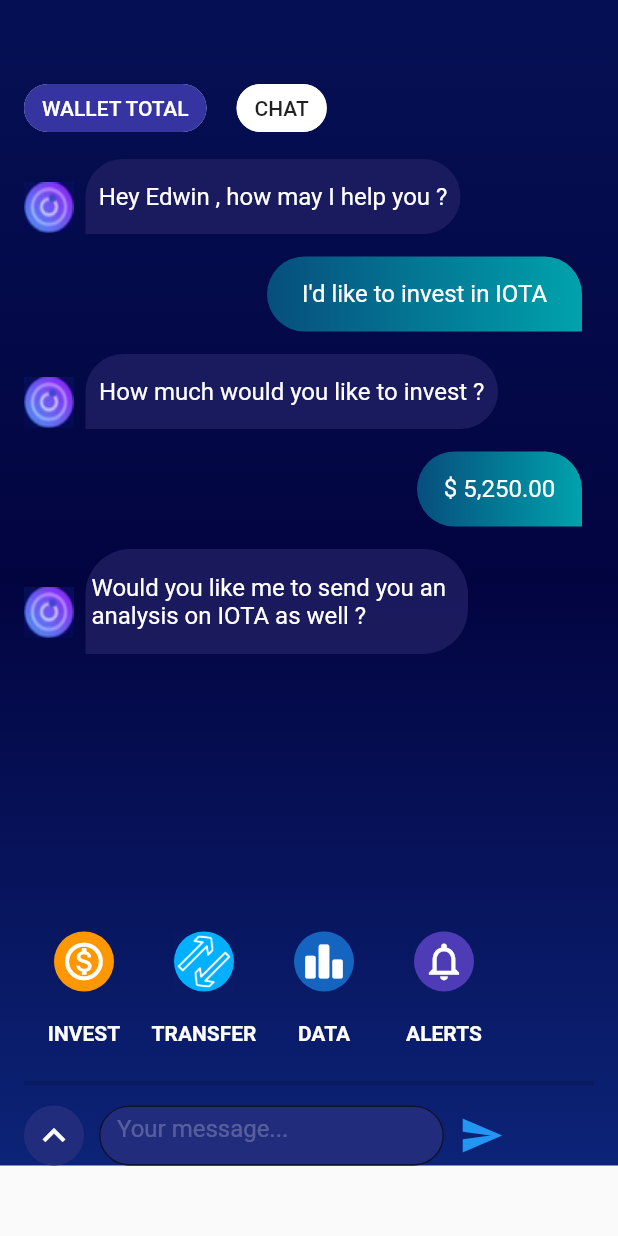
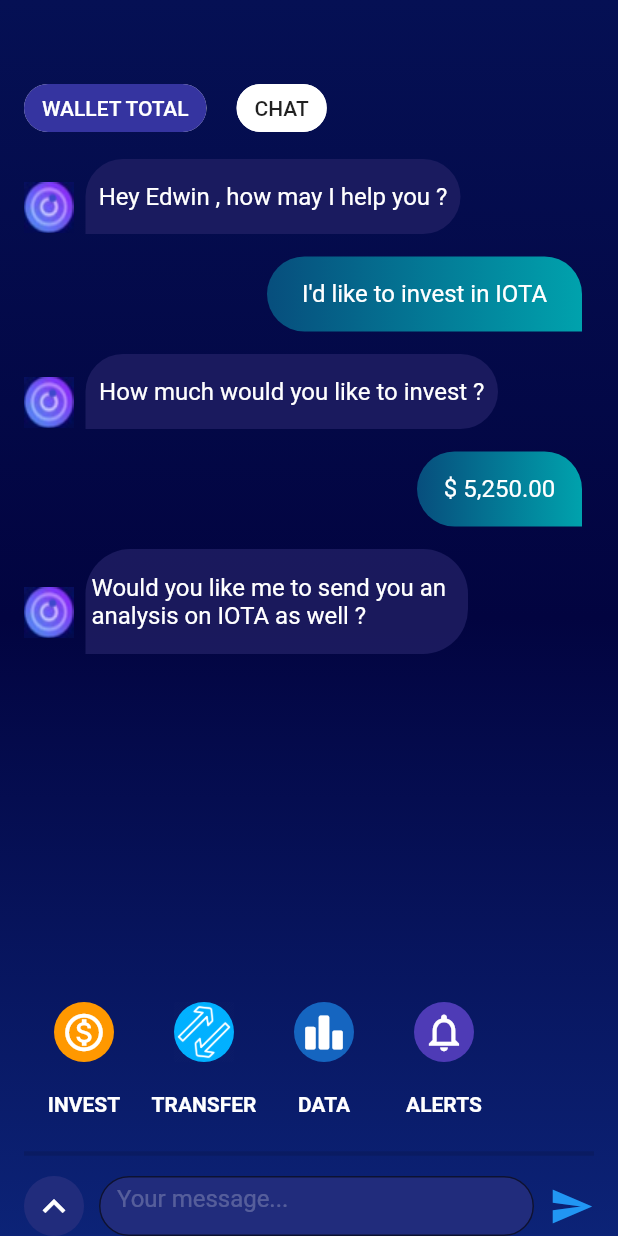
Before and after one commit to mayaralaa25/itti_third_task, a Flutter app: the screen it shows after launch, on a phone screen of 412 x 824 dp. Run offline on Flutter 3.47's test engine with Material 2 defaults, Android fonts, the light colour scheme and no system bars.

Commit message:
Expanded issue is solved

```diff
--- a/lib/screens/chat.dart
+++ b/lib/screens/chat.dart
@@ -13,8 +13,7 @@ class _ChatState extends State<Chat> {
   @override
   Widget build(BuildContext context) {
     return Scaffold(
-      body: SingleChildScrollView(
-        child: Container(
+      body: Container(
         decoration: const BoxDecoration(
             gradient: LinearGradient(
                 begin: Alignment.topCenter,
@@ -57,7 +56,6 @@ class _ChatState extends State<Chat> {
                 height: 10,
               ),
               SingleChildScrollView(
-                  child: Container(
                 child: ListView(
                   shrinkWrap: true,
                   children: [
@@ -90,10 +88,7 @@ class _ChatState extends State<Chat> {
                   ],
                 ),
               ),
-                ),
-                SizedBox(
-                  height: 150,
-                ),
+              Spacer(),
               Row(
                 children: [
                   Column(
@@ -199,10 +194,11 @@ class _ChatState extends State<Chat> {
                       ),
                     ),
                   ),
-                    Container(
+                  Expanded(
+                    child: Container(
                       padding: EdgeInsets.symmetric(horizontal: 10,),
                       height: 40,
-                      width: 250,
+                      //width: 250,
                       child: TextField(
                         keyboardType: TextInputType.text,
                         style: TextStyle(backgroundColor: Color(0xff212c7c),),
@@ -213,6 +209,7 @@ class _ChatState extends State<Chat> {
                           hintStyle: TextStyle(color: Colors.white24),
                           border: OutlineInputBorder(
                               borderRadius: BorderRadius.all(Radius.circular(40)),
+                          ),
                         ),
                       ),
                     ),
@@ -228,7 +225,6 @@ class _ChatState extends State<Chat> {
           ),
         ),
       ),
-      ),
     );
   }
 }
```
Lines whose indentation alone changed are shown as unchanged.
